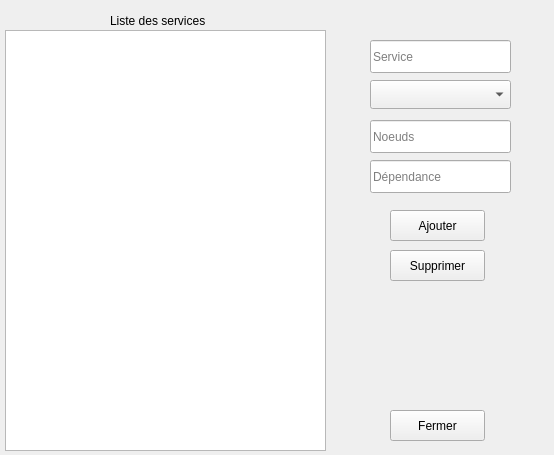
Old version of the form clustershell_IHM/configuration_IHM.ui in the repository gdubroeucq/Clustershell_G-G.
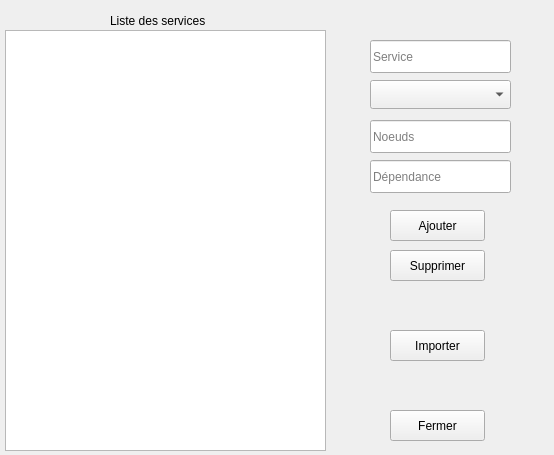
New version of the form.

Patch:
```diff
--- a/clustershell_IHM/configuration_IHM.ui
+++ b/clustershell_IHM/configuration_IHM.ui
@@ -151,6 +151,19 @@
     <string>Liste des services</string>
    </property>
   </widget>
+  <widget class="QPushButton" name="pushButton_4">
+   <property name="geometry">
+    <rect>
+     <x>390</x>
+     <y>330</y>
+     <width>95</width>
+     <height>31</height>
+    </rect>
+   </property>
+   <property name="text">
+    <string>Importer</string>
+   </property>
+  </widget>
  </widget>
  <resources/>
  <connections/>
```
